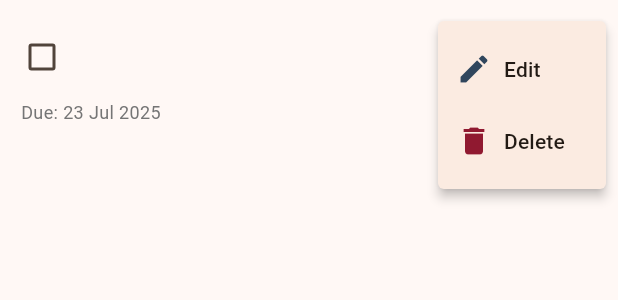
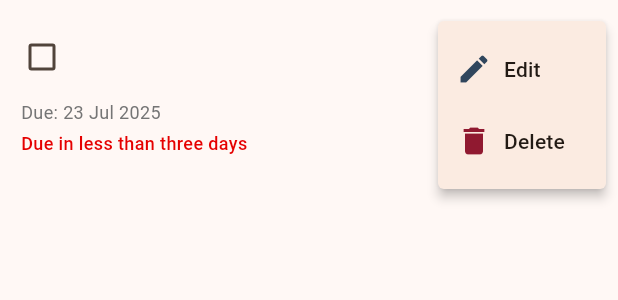
Before and after one commit to anushkavidanage/tidypod, a Flutter app: the TaskCard widget shown alone on an empty page, opened directly with empty values, after a tap on the "more vert" icon, on a phone screen of 412 x 824 dp. Shown: the top 300 px of the screen. Run offline on Flutter 3.47's test engine with Material 3 defaults, Android fonts, the phone set to English and light mode, and no system bars; our stand-ins replace connectivity_plus, flutter_riverpod, internet_connection_checker, package_info_plus, shared_preferences; missing offline and left inert: animated_icon, appflowy_board, solidpod, version_widget; accounts and stored records are empty.

Commit message:
Overdue flag in kanban board

```diff
--- a/lib/constants/color_theme.dart
+++ b/lib/constants/color_theme.dart
@@ -26,6 +26,7 @@ import 'package:flutter/material.dart';
 const brightOrange = Color(0xFFf59a48);
 const lightOrange = Color(0xFFfbd6b6);
 const darkRed = Color(0xFF901930);
+const brightRed = Color(0xFFe50000);
 const brightYellow = Color(0xFFf8d23a);
 const lightBlue = Color(0xFF5dbfcf);
 const darkBlue = Color(0xFF30465d);
--- a/lib/widgets/task_card.dart
+++ b/lib/widgets/task_card.dart
@@ -45,6 +45,29 @@ class TaskCard extends StatefulWidget {
 }
 
 class _TaskCardState extends State<TaskCard> {
+  bool isDueFlag = false;
+  String overdueText = '';
+
+  @override
+  void initState() {
+    if (widget.task.dueDate != null) {
+      isDue(widget.task.dueDate!);
+    }
+    super.initState();
+  }
+
+  void isDue(DateTime givenDate) {
+    Duration difference = givenDate.difference(DateTime.now());
+
+    if (difference.inDays <= 3 && difference.inDays >= 0) {
+      overdueText = 'Due in less than three days';
+      isDueFlag = true;
+    } else if (difference.inDays < 0) {
+      overdueText = 'Overdue';
+      isDueFlag = true;
+    }
+  }
+
   @override
   Widget build(BuildContext context) {
     return Card(
@@ -130,6 +153,23 @@ class _TaskCardState extends State<TaskCard> {
                   ),
                 ),
               ),
+              if (isDueFlag && !widget.task.isDone) ...[
+                Padding(
+                  padding: const EdgeInsets.only(left: 10, top: 4.0),
+                  child: Text(
+                    overdueText,
+                    // style: TextStyle(fontSize: 12, color: Colors.grey[600]),
+                    style: TextStyle(
+                      fontSize: 12,
+                      color: brightRed,
+                      fontWeight: FontWeight.w500,
+                      decoration: widget.task.isDone
+                          ? TextDecoration.lineThrough
+                          : TextDecoration.none,
+                    ),
+                  ),
+                ),
+              ],
             ],
           ],
         ),
--- a/pubspec.yaml
+++ b/pubspec.yaml
@@ -46,7 +46,7 @@ dependencies:
   intl: ^0.20.2
   package_info_plus: ^8.3.0
   shared_preferences: ^2.2.2
-  solidpod: ^0.6.7
+  solidpod: ^0.7.2
   timezone: ^0.9.4
   version_widget: ^1.0.2
 
```
Also changed, not shown: pubspec.lock.
